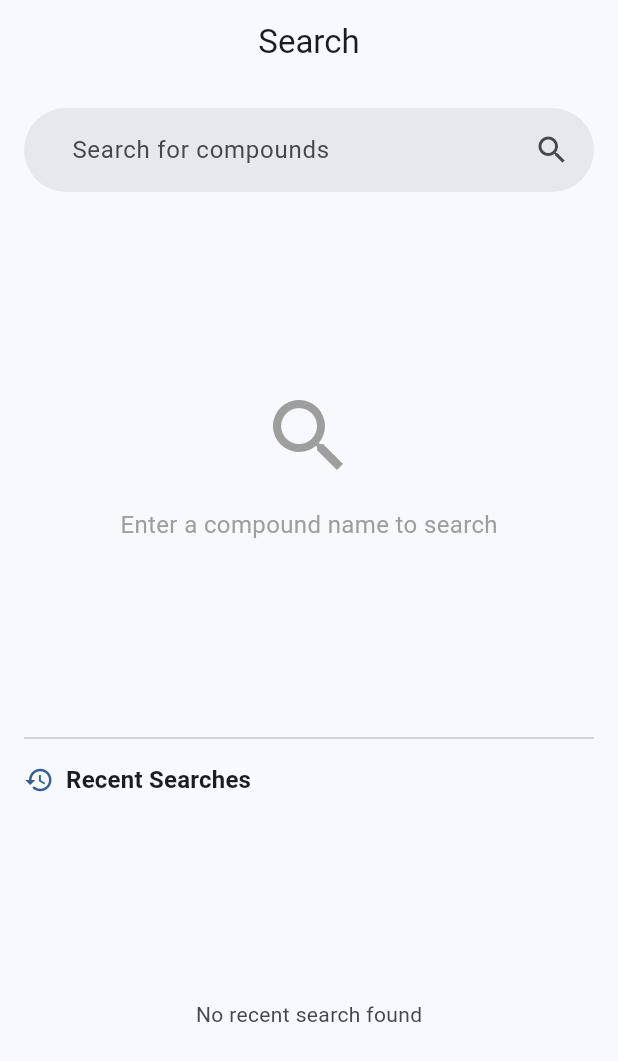
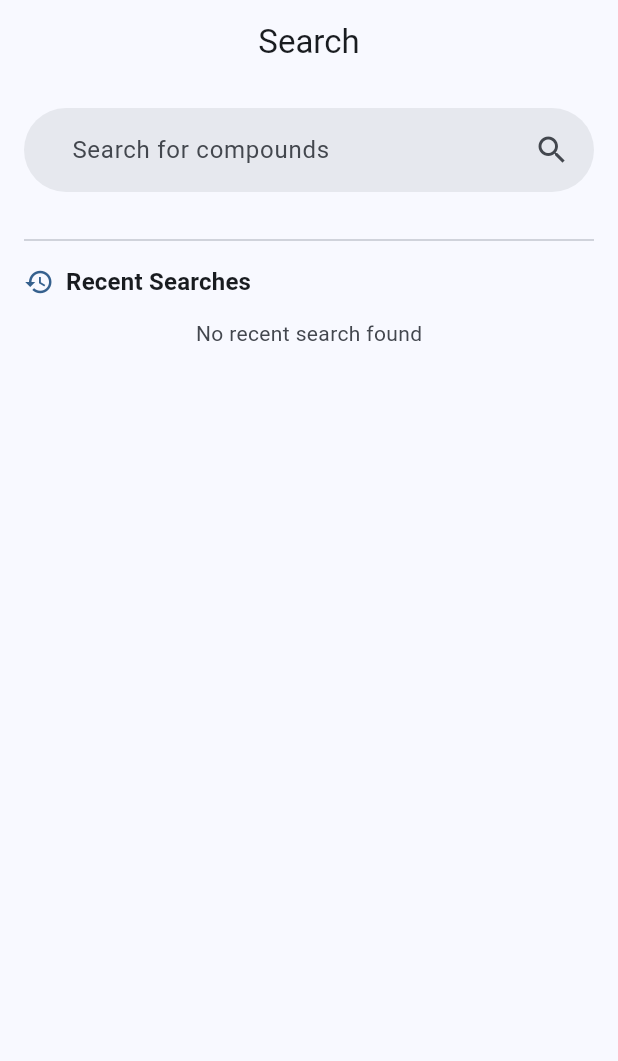
Before and after one commit to monirhelalee/pub_chem, a Flutter app: the SearchScreen screen opened by its route, on a phone screen of 412 x 824 dp. Shown: the top 1061 px of the screen. Run offline on Flutter 3.47's test engine with Material 3 defaults, Android fonts, the phone set to English and light mode, and no system bars; our stand-ins replace bloc, dio, flutter_bloc, freezed_annotation, get_it, go_router and 3 more; accounts and stored records are empty; generated files the repository leaves out were written again.

Commit message:
Add localization to search screen and solve recent search scroll problem

```diff
--- a/lib/search/view/search_screen.dart
+++ b/lib/search/view/search_screen.dart
@@ -5,6 +5,7 @@ import 'package:pub_chem/app/config/env.dart';
 import 'package:pub_chem/app/config/service_locator.dart';
 import 'package:pub_chem/app/network_service/end_points.dart';
 import 'package:pub_chem/app/router/app_routes.dart';
+import 'package:pub_chem/app/utils/time_ago_utils.dart';
 import 'package:pub_chem/compound_details/domain/entities/compound.dart';
 import 'package:pub_chem/compound_details/view/bloc/compound_details_bloc.dart';
 import 'package:pub_chem/compound_details/view/bloc/compound_details_event.dart';
@@ -12,7 +13,6 @@ import 'package:pub_chem/compound_details/view/bloc/compound_details_state.dart'
 import 'package:pub_chem/l10n/l10n.dart';
 import 'package:pub_chem/search/data/services/recent_search_service.dart';
 import 'package:pub_chem/search/domain/entities/recent_search.dart';
-import 'package:pub_chem/search/utils/time_ago_utils.dart';
 import 'package:pub_chem/search/view/widgets/search_compound_loading_widget.dart';
 
 class SearchScreen extends StatefulWidget {
@@ -61,9 +61,10 @@ class _SearchScreenState extends State<SearchScreen> {
 
   @override
   Widget build(BuildContext context) {
+    final l10n = context.l10n;
     return Scaffold(
       appBar: AppBar(
-        title: const Text('Search'),
+        title: Text(l10n.search),
       ),
       body: _body(context),
     );
@@ -118,24 +119,16 @@ class _SearchScreenState extends State<SearchScreen> {
             },
             child: BlocBuilder<CompoundDetailsBloc, CompoundDetailsState>(
               builder: (context, state) {
-                return Expanded(
-                  child: Column(
-                    children: [
-                      Flexible(
-                        child: state.when(
-                          initial: _buildEmptyState,
+                return state.when(
+                  initial: SizedBox.new,
                   loading: () => const SearchCompoundLoadingWidget(),
                   loaded: _buildCompoundResult,
                   error: _buildError,
-                        ),
-                      ),
-                      _buildRecentSearchesSection(),
-                    ],
-                  ),
                 );
               },
             ),
           ),
+          _buildRecentSearchesSection(),
         ],
       ),
     );
@@ -150,33 +143,8 @@ class _SearchScreenState extends State<SearchScreen> {
     );
   }
 
-  Widget _buildEmptyState() {
-    if (_recentSearches.isEmpty) {
-      return const Center(
-        child: Column(
-          mainAxisAlignment: MainAxisAlignment.center,
-          children: [
-            Icon(
-              Icons.search,
-              size: 64,
-              color: Colors.grey,
-            ),
-            SizedBox(height: 16),
-            Text(
-              'Enter a compound name to search',
-              style: TextStyle(
-                fontSize: 16,
-                color: Colors.grey,
-              ),
-            ),
-          ],
-        ),
-      );
-    }
-    return const SizedBox.shrink();
-  }
-
   Widget _buildRecentSearchesSection() {
+    final l10n = context.l10n;
     return Expanded(
       child: Column(
         crossAxisAlignment: CrossAxisAlignment.start,
@@ -194,7 +162,7 @@ class _SearchScreenState extends State<SearchScreen> {
                   ),
                   const SizedBox(width: 8),
                   Text(
-                    'Recent Searches',
+                    l10n.recentSearch,
                     style: Theme.of(context).textTheme.titleMedium?.copyWith(
                       fontWeight: FontWeight.bold,
                     ),
@@ -208,7 +176,7 @@ class _SearchScreenState extends State<SearchScreen> {
                     await _loadRecentSearches();
                   },
                   icon: const Icon(Icons.clear_all, size: 16),
-                  label: const Text('Clear'),
+                  label: Text(l10n.clear),
                   style: TextButton.styleFrom(
                     padding: const EdgeInsets.symmetric(
                       horizontal: 8,
@@ -222,13 +190,11 @@ class _SearchScreenState extends State<SearchScreen> {
           ),
           const SizedBox(height: 12),
           if (_recentSearches.isEmpty)
-            Expanded(
-              child: Center(
+            Center(
               child: Text(
-                  'No recent search found',
+                l10n.noRecentSearchFound,
                 style: Theme.of(context).textTheme.bodyMedium?.copyWith(
                   color: Theme.of(context).colorScheme.onSurfaceVariant,
-                  ),
                 ),
               ),
             )
@@ -295,11 +261,10 @@ class _SearchScreenState extends State<SearchScreen> {
                                     search.isSuccess
                                         ? TimeAgoUtils.getTimeAgo(
                                             search.timestamp,
+                                            context,
                                           )
-                                        : 'Not found',
-                                    style: Theme.of(context)
-                                        .textTheme
-                                        .bodySmall
+                                        : l10n.notFound,
+                                    style: Theme.of(context).textTheme.bodySmall
                                         ?.copyWith(
                                           color: search.isSuccess
                                               ? Theme.of(
```
Also changed, not shown: lib/app/utils/time_ago_utils.dart (added, +31 -0 lines), lib/l10n/arb/app_bn.arb (+17 -3 lines), lib/l10n/arb/app_en.arb (+18 -1 lines), lib/search/utils/time_ago_utils.dart (deleted, +0 -28 lines). Lines whose indentation alone changed are shown as unchanged.
